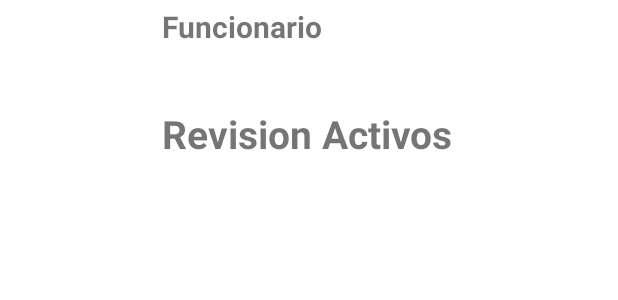
After one commit to joao034/controlInventarioAndroid, an Android app: the layout activity_description.xml on its own in the app's theme, with its tools: preview values and no code run, on a phone screen of 412 x 824 dp. The commit adds this screen. Shown: the top 300 px of the screen. Run offline under Robolectric (Android 15) with nearby library versions, the phone set to English and light mode, and no system bars; network calls fail.

Commit message:
Nueva Ventana

```diff
--- a/app/src/main/AndroidManifest.xml
+++ b/app/src/main/AndroidManifest.xml
@@ -1,6 +1,7 @@
 <?xml version="1.0" encoding="utf-8"?>
 <manifest xmlns:android="http://schemas.android.com/apk/res/android"
     package="com.example.controlinventario">
+
     <uses-permission android:name="android.permission.ACCESS_NETWORK_STATE" />
     <uses-permission android:name="android.permission.INTERNET" />
 
@@ -12,7 +13,9 @@
         android:supportsRtl="true"
         android:theme="@style/Theme.ControlInventario"
         android:usesCleartextTraffic="true">
-
+        <activity
+            android:name=".DescriptionActivity"
+            android:exported="true" />
         <activity android:name=".MainActivity">
             <intent-filter>
                 <action android:name="android.intent.action.MAIN" />
--- a/app/src/main/java/com/example/controlinventario/ProcesoValidacionDetalle.java
+++ b/app/src/main/java/com/example/controlinventario/ProcesoValidacionDetalle.java
@@ -1,8 +1,9 @@
 package com.example.controlinventario;
 
+import java.io.Serializable;
 import java.util.List;
 
-public class ProcesoValidacionDetalle {
+public class ProcesoValidacionDetalle implements Serializable {
 
     private int id, procesoPertenece;
     private Funcionario funcionario;
--- /dev/null
+++ b/app/src/main/res/layout/activity_description.xml
@@ -0,0 +1,40 @@
+<?xml version="1.0" encoding="utf-8"?>
+<androidx.constraintlayout.widget.ConstraintLayout xmlns:android="http://schemas.android.com/apk/res/android"
+    xmlns:app="http://schemas.android.com/apk/res-auto"
+    xmlns:tools="http://schemas.android.com/tools"
+    android:layout_width="match_parent"
+    android:layout_height="match_parent"
+    tools:context=".DescriptionActivity">
+
+    <TextView
+        android:id="@+id/tituloDescripcion"
+        android:layout_width="wrap_content"
+        android:layout_height="wrap_content"
+        android:layout_marginStart="108dp"
+        android:layout_marginLeft="108dp"
+        android:layout_marginTop="40dp"
+        android:text="Revision Activos"
+        android:textSize="26dp"
+        android:textStyle="bold"
+        app:layout_constraintStart_toStartOf="parent"
+        app:layout_constraintTop_toBottomOf="@+id/nombreFuncionario"></TextView>
+
+    <TextView
+        android:id="@+id/nombreFuncionario"
+        android:layout_width="wrap_content"
+        android:layout_height="wrap_content"
+        android:layout_below="@id/tituloDescripcion"
+        android:layout_alignParentStart="true"
+        android:layout_alignParentLeft="true"
+        android:layout_marginStart="108dp"
+        android:layout_marginLeft="108dp"
+        android:layout_marginTop="4dp"
+        android:text="Funcionario "
+        android:textSize="20dp"
+        android:textStyle="bold"
+        app:layout_constraintStart_toStartOf="parent"
+        app:layout_constraintTop_toTopOf="parent"></TextView>
+
+
+
+</androidx.constraintlayout.widget.ConstraintLayout>
--- a/app/src/main/res/layout/activity_main.xml
+++ b/app/src/main/res/layout/activity_main.xml
@@ -9,8 +9,10 @@
     <Spinner
         android:id="@+id/procesos"
         android:layout_width="312dp"
-        android:layout_height="39dp"
+        android:layout_height="45dp"
         android:layout_marginTop="28dp"
+        android:layout_marginBottom="40dp"
+        app:layout_constraintBottom_toTopOf="@+id/res_detalle"
         app:layout_constraintEnd_toEndOf="parent"
         app:layout_constraintHorizontal_bias="0.515"
         app:layout_constraintStart_toStartOf="parent"
```
Also changed, not shown: app/src/main/java/com/example/controlinventario/AdapterDatos.java (+16 -2 lines), app/src/main/java/com/example/controlinventario/DescriptionActivity.java (added, +26 -0 lines), app/src/main/java/com/example/controlinventario/MainActivity.java (+18 -4 lines), app/src/main/res/layout/spinner_item_procesos.xml (added, +9 -0 lines).
